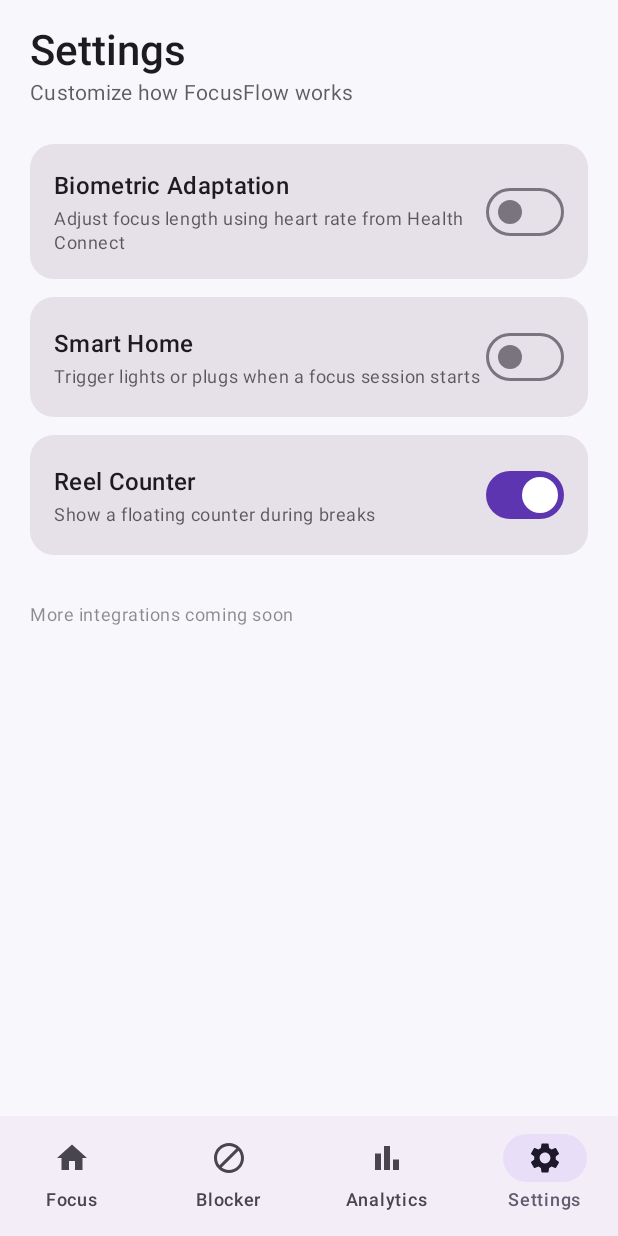
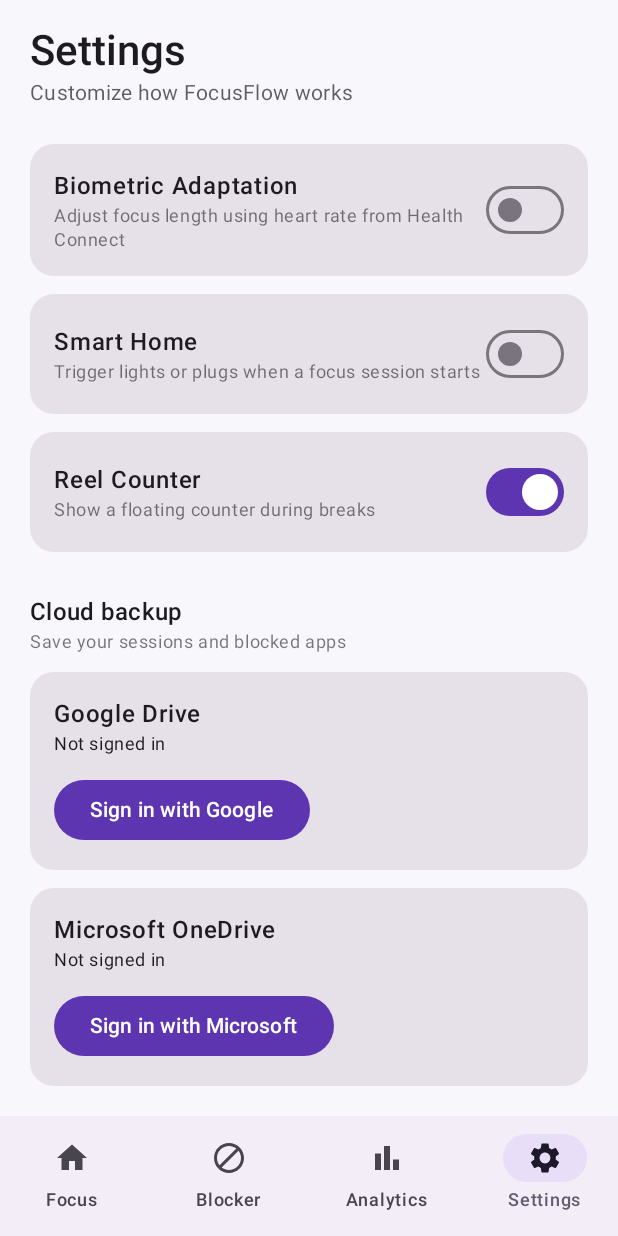
Before and after one commit to jeesoncherukattil/FocusFlow, an Android app built with Jetpack Compose: the screen it shows after launch (MainActivity), item 4 of the bottom bar chosen, on a phone screen of 412 x 824 dp. Run offline under Robolectric (Android 15) with nearby library versions, the phone set to English and light mode, and no system bars; our stand-ins replace Room's generated code; libraries missing offline, so code that uses them is left out: com.google.api.services.

Commit message:
Update Settings screen with Google and Microsoft sign-in UI

```diff
--- a/app/src/main/java/com/focusflow/app/ui/SettingsScreen.kt
+++ b/app/src/main/java/com/focusflow/app/ui/SettingsScreen.kt
@@ -1,19 +1,38 @@
 package com.focusflow.app.ui
 
+import android.app.Activity
+import android.content.Context
+import androidx.activity.compose.rememberLauncherForActivityResult
+import androidx.activity.result.contract.ActivityResultContracts
 import androidx.compose.foundation.layout.*
 import androidx.compose.foundation.shape.RoundedCornerShape
 import androidx.compose.material3.*
 import androidx.compose.runtime.*
 import androidx.compose.ui.Alignment
 import androidx.compose.ui.Modifier
+import androidx.compose.ui.platform.LocalContext
 import androidx.compose.ui.text.font.FontWeight
 import androidx.compose.ui.unit.dp
+import com.focusflow.app.cloud.CloudSyncManager
+import kotlinx.coroutines.launch
 
 @Composable
 fun SettingsScreen() {
+    val context = LocalContext.current
+    val scope = rememberCoroutineScope()
     var biometric by remember { mutableStateOf(false) }
     var iot by remember { mutableStateOf(false) }
     var reelCounter by remember { mutableStateOf(true) }
+    var googleEmail by remember { mutableStateOf(CloudSyncManager.getGoogleEmail(context)) }
+    var msSignedIn by remember { mutableStateOf(CloudSyncManager.isMicrosoftSignedIn(context)) }
+    var status by remember { mutableStateOf("") }
+
+    val googleLauncher = rememberLauncherForActivityResult(ActivityResultContracts.StartActivityForResult()) { result ->
+        if (result.resultCode == Activity.RESULT_OK) {
+            googleEmail = CloudSyncManager.getGoogleEmail(context)
+            status = "Signed in with Google"
+        }
+    }
 
     Column(modifier = Modifier.fillMaxSize().padding(horizontal = 20.dp, vertical = 16.dp)) {
         Text("Settings", style = MaterialTheme.typography.headlineMedium, fontWeight = FontWeight.SemiBold)
@@ -26,8 +45,72 @@ fun SettingsScreen() {
         Spacer(Modifier.height(12.dp))
         SettingCard("Reel Counter", "Show a floating counter during breaks", reelCounter) { reelCounter = it }
 
-        Spacer(Modifier.height(32.dp))
-        Text("More integrations coming soon", style = MaterialTheme.typography.bodySmall, color = MaterialTheme.colorScheme.onSurface.copy(alpha = 0.5f))
+        Spacer(Modifier.height(28.dp))
+        Text("Cloud backup", style = MaterialTheme.typography.titleMedium, fontWeight = FontWeight.SemiBold)
+        Text("Save your sessions and blocked apps", style = MaterialTheme.typography.bodySmall, color = MaterialTheme.colorScheme.onSurface.copy(alpha = 0.6f))
+        Spacer(Modifier.height(12.dp))
+
+        Card(modifier = Modifier.fillMaxWidth(), shape = RoundedCornerShape(16.dp)) {
+            Column(modifier = Modifier.padding(16.dp)) {
+                Text("Google Drive", fontWeight = FontWeight.Medium)
+                Text(googleEmail ?: "Not signed in", style = MaterialTheme.typography.bodySmall)
+                Spacer(Modifier.height(12.dp))
+                Row(horizontalArrangement = Arrangement.spacedBy(8.dp)) {
+                    if (googleEmail == null) {
+                        Button(onClick = { googleLauncher.launch(CloudSyncManager.getGoogleSignInIntent(context)) }) {
+                            Text("Sign in with Google")
+                        }
+                    } else {
+                        Button(onClick = {
+                            scope.launch {
+                                CloudSyncManager.uploadToGoogleDrive(context, "{\"sessions\":[],\"blocked\":[]}")
+                                status = "Backed up to Google Drive"
+                            }
+                        }) { Text("Backup now") }
+                        OutlinedButton(onClick = {
+                            com.google.android.gms.auth.api.signin.GoogleSignIn.getClient(context, com.google.android.gms.auth.api.signin.GoogleSignInOptions.DEFAULT_SIGN_IN).signOut()
+                            googleEmail = null
+                        }) { Text("Sign out") }
+                    }
+                }
+            }
+        }
+
+        Spacer(Modifier.height(12.dp))
+
+        Card(modifier = Modifier.fillMaxWidth(), shape = RoundedCornerShape(16.dp)) {
+            Column(modifier = Modifier.padding(16.dp)) {
+                Text("Microsoft OneDrive", fontWeight = FontWeight.Medium)
+                Text(if (msSignedIn) "Signed in" else "Not signed in", style = MaterialTheme.typography.bodySmall)
+                Spacer(Modifier.height(12.dp))
+                Row(horizontalArrangement = Arrangement.spacedBy(8.dp)) {
+                    if (!msSignedIn) {
+                        Button(onClick = {
+                            context.startActivity(CloudSyncManager.getMicrosoftSignInIntent())
+                            CloudSyncManager.setMicrosoftSignedIn(context, true)
+                            msSignedIn = true
+                            status = "Microsoft sign-in started"
+                        }) { Text("Sign in with Microsoft") }
+                    } else {
+                        Button(onClick = {
+                            scope.launch {
+                                CloudSyncManager.uploadToOneDrive(context, "{\"sessions\":[],\"blocked\":[]}")
+                                status = "Backed up to OneDrive"
+                            }
+                        }) { Text("Backup now") }
+                        OutlinedButton(onClick = {
+                            CloudSyncManager.setMicrosoftSignedIn(context, false)
+                            msSignedIn = false
+                        }) { Text("Sign out") }
+                    }
+                }
+            }
+        }
+
+        if (status.isNotEmpty()) {
+            Spacer(Modifier.height(16.dp))
+            Text(status, color = MaterialTheme.colorScheme.primary, style = MaterialTheme.typography.bodySmall)
+        }
     }
 }
 
@@ -36,9 +119,8 @@ private fun SettingCard(title: String, subtitle: String, checked: Boolean, onChe
     Card(modifier = Modifier.fillMaxWidth(), shape = RoundedCornerShape(16.dp)) {
         Row(modifier = Modifier.padding(16.dp), verticalAlignment = Alignment.CenterVertically) {
             Column(modifier = Modifier.weight(1f)) {
-                Text(title, style = MaterialTheme.typography.titleMedium, fontWeight = FontWeight.Medium)
-                Spacer(Modifier.height(2.dp))
-                Text(subtitle, style = MaterialTheme.typography.bodySmall, color = MaterialTheme.colorScheme.onSurface.copy(alpha = 0.7f))
+                Text(title, fontWeight = FontWeight.Medium)
+                Text(subtitle, style = MaterialTheme.typography.bodySmall, color = MaterialTheme.colorScheme.onSurface.copy(alpha = 0.6f))
             }
             Switch(checked = checked, onCheckedChange = onChecked)
         }
```
